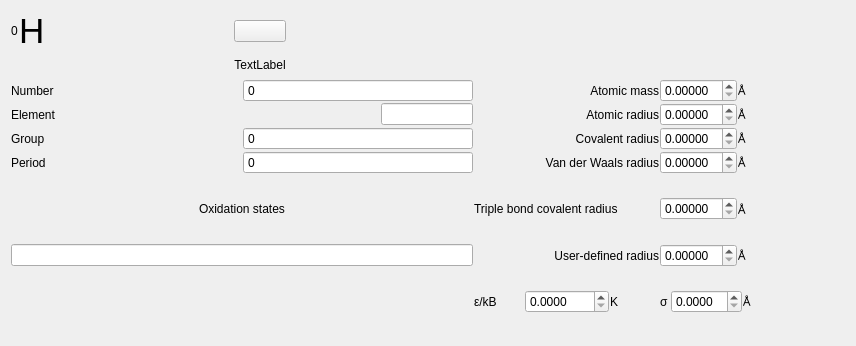
The window that iraspa/iraspagui/elementsform.ui (iRASPA/iRASPA-QT) describes before a commit, drawn with Qt 5.
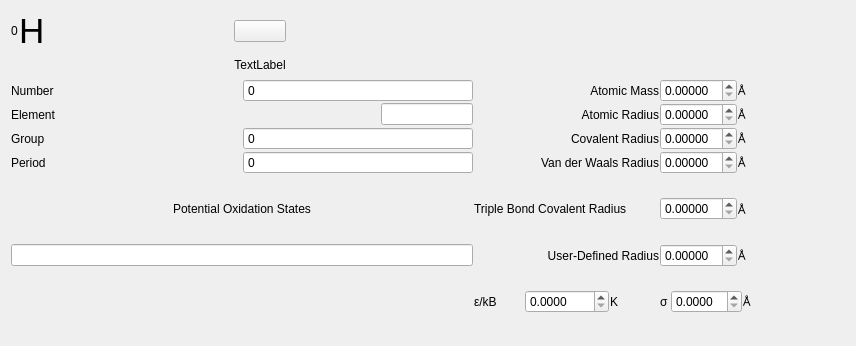
The same window after the commit. Custom widgets are drawn as their Qt base class.

```diff
--- a/iraspa/iraspagui/elementsform.ui
+++ b/iraspa/iraspagui/elementsform.ui
@@ -28,7 +28,7 @@
      <item row="5" column="1">
       <widget class="QLabel" name="label_20">
        <property name="text">
-        <string>Triple bond covalent radius</string>
+        <string>Triple Bond Covalent Radius</string>
        </property>
       </widget>
      </item>
@@ -184,7 +184,7 @@
      <item row="4" column="1">
       <widget class="QLabel" name="label_17">
        <property name="text">
-        <string>Van der Waals radius</string>
+        <string>Van der Waals Radius</string>
        </property>
        <property name="alignment">
         <set>Qt::AlignRight|Qt::AlignTrailing|Qt::AlignVCenter</set>
@@ -194,7 +194,7 @@
      <item row="1" column="1">
       <widget class="QLabel" name="label_8">
        <property name="text">
-        <string>Atomic mass</string>
+        <string>Atomic Mass</string>
        </property>
        <property name="alignment">
         <set>Qt::AlignRight|Qt::AlignTrailing|Qt::AlignVCenter</set>
@@ -204,7 +204,7 @@
      <item row="2" column="1">
       <widget class="QLabel" name="label_16">
        <property name="text">
-        <string>Atomic radius</string>
+        <string>Atomic Radius</string>
        </property>
        <property name="alignment">
         <set>Qt::AlignRight|Qt::AlignTrailing|Qt::AlignVCenter</set>
@@ -365,7 +365,7 @@
      <item row="3" column="1">
       <widget class="QLabel" name="label_15">
        <property name="text">
-        <string>Covalent radius</string>
+        <string>Covalent Radius</string>
        </property>
        <property name="alignment">
         <set>Qt::AlignRight|Qt::AlignTrailing|Qt::AlignVCenter</set>
@@ -432,7 +432,7 @@
      <item row="6" column="1">
       <widget class="QLabel" name="label_25">
        <property name="text">
-        <string>User-defined radius</string>
+        <string>User-Defined Radius</string>
        </property>
        <property name="alignment">
         <set>Qt::AlignRight|Qt::AlignTrailing|Qt::AlignVCenter</set>
@@ -521,7 +521,7 @@
      <item row="5" column="0">
       <widget class="QLabel" name="label_24">
        <property name="text">
-        <string>Oxidation states</string>
+        <string>Potential Oxidation States</string>
        </property>
        <property name="alignment">
         <set>Qt::AlignCenter</set>
```
